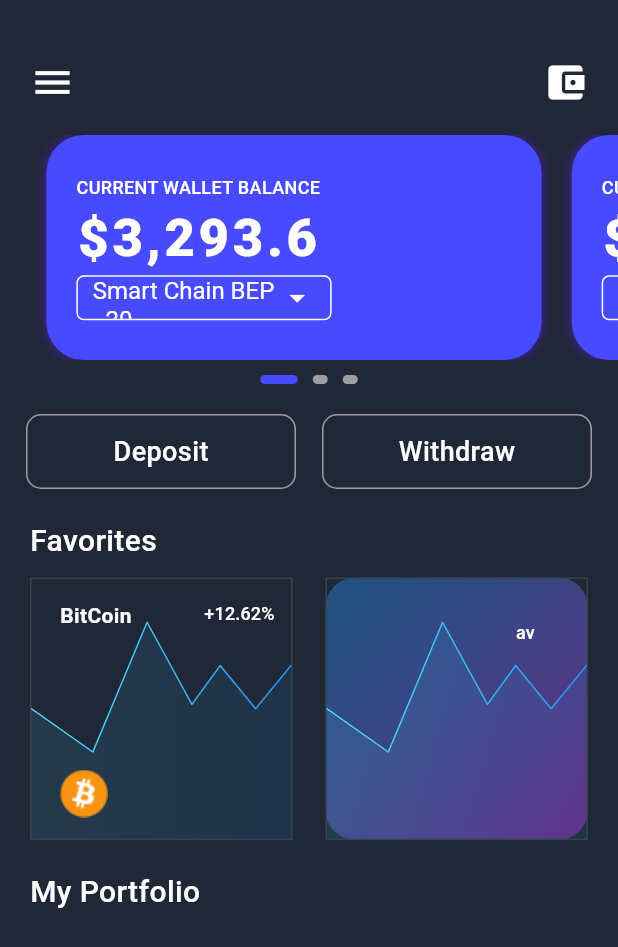
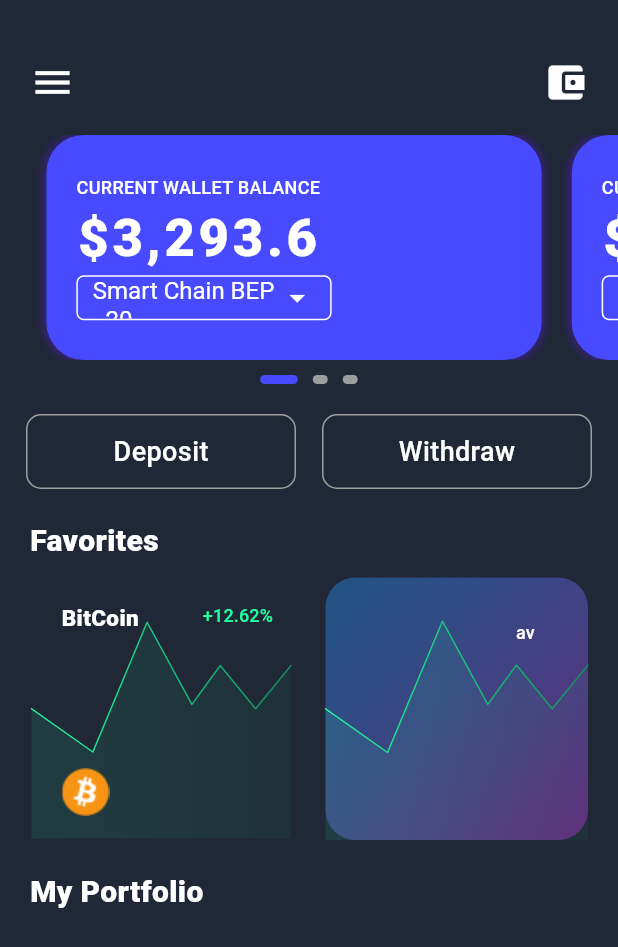
Before and after one commit to nicowalter256/crypto-wallet-app, a Flutter app: the screen it shows after launch, on a phone screen of 412 x 824 dp. Shown: the top 947 px of the screen. Run offline on Flutter 3.47's test engine with Material 3 defaults, Android fonts, the phone set to English and light mode, and no system bars; drawn by our look-alikes of fl_chart.

Commit message:
nc line chart

```diff
--- a/lib/flcharts/line_chart_sample2.dart
+++ b/lib/flcharts/line_chart_sample2.dart
@@ -1,3 +1,5 @@
+// ignore_for_file: prefer_const_constructors
+
 import 'package:crypto_wallet/flcharts/app_colors.dart';
 import 'package:fl_chart/fl_chart.dart';
 import 'package:flutter/material.dart';
@@ -12,8 +14,8 @@ class LineChartSample2 extends StatefulWidget {
 
 class _LineChartSample2State extends State<LineChartSample2> {
   List<Color> gradientColors = [
-    AppColors.contentColorCyan,
-    AppColors.contentColorBlue,
+    Color.fromARGB(255, 34, 255, 159),
+    Color.fromARGB(255, 20, 138, 87)
   ];
 
   bool showAvg = false;
@@ -38,6 +40,9 @@ class _LineChartSample2State extends State<LineChartSample2> {
                 ],
                 begin: Alignment.topLeft,
                 end: Alignment.bottomRight,
+              ),
+              border: Border.all(
+                color: Theme.of(context).primaryColor,
               ),
               borderRadius: BorderRadius.circular(20),
             ),
@@ -66,11 +71,10 @@ class _LineChartSample2State extends State<LineChartSample2> {
                       child: Text(
                         '+12.62%',
                         style: TextStyle(
-                          fontSize: 12,
-                          color: showAvg
-                              ? Colors.white.withOpacity(0.5)
-                              : Colors.white,
-                        ),
+                            fontSize: 12,
+                            color: showAvg
+                                ? const Color.fromARGB(255, 34, 255, 159)
+                                : Color.fromARGB(255, 34, 255, 159)),
                       ),
                     ),
                   ),
@@ -80,8 +84,9 @@ class _LineChartSample2State extends State<LineChartSample2> {
                     child: Text(
                       'BitCoin',
                       style: TextStyle(
+                        fontSize: 15,
                         color: Colors.white,
-                        fontWeight: FontWeight.w600,
+                        fontWeight: FontWeight.w800,
                       ),
                     ),
                   ),
@@ -175,7 +180,7 @@ class _LineChartSample2State extends State<LineChartSample2> {
         show: false, // Disable titles for axes
       ),
       borderData: FlBorderData(
-        show: true,
+        show: false,
         border: Border.all(color: const Color(0xff37434d)),
       ),
       minX: 0,
@@ -225,13 +230,13 @@ class _LineChartSample2State extends State<LineChartSample2> {
         horizontalInterval: 1,
         getDrawingVerticalLine: (value) {
           return const FlLine(
-            color: Color(0xff37434d),
+            color: Color.fromARGB(255, 34, 255, 159),
             strokeWidth: 1,
           );
         },
         getDrawingHorizontalLine: (value) {
           return const FlLine(
-            color: Color(0xff37434d),
+            color: Color.fromARGB(255, 34, 255, 159),
             strokeWidth: 1,
           );
         },
@@ -240,8 +245,10 @@ class _LineChartSample2State extends State<LineChartSample2> {
         show: false, // Disable titles for axes
       ),
       borderData: FlBorderData(
-        show: true,
-        border: Border.all(color: const Color(0xff37434d)),
+        show: false,
+        border: Border.all(
+          color: const Color(0xff37434d),
+        ),
       ),
       minX: 0,
       maxX: 11,
@@ -258,7 +265,7 @@ class _LineChartSample2State extends State<LineChartSample2> {
             FlSpot(9.5, 3.44),
             FlSpot(11, 3.44),
           ],
-          isCurved: true,
+          isCurved: false,
           gradient: LinearGradient(
             colors: [
               ColorTween(begin: gradientColors[0], end: gradientColors[1])
--- a/lib/home_screen.dart
+++ b/lib/home_screen.dart
@@ -266,7 +266,7 @@ class _HomeScreenState extends State<HomeScreen> {
                 style: TextStyle(
                   color: Colors.white,
                   fontSize: 20,
-                  fontWeight: FontWeight.w500,
+                  fontWeight: FontWeight.w800,
                 ),
               ),
             ),
@@ -283,7 +283,7 @@ class _HomeScreenState extends State<HomeScreen> {
                 style: TextStyle(
                   color: Colors.white,
                   fontSize: 20,
-                  fontWeight: FontWeight.w500,
+                  fontWeight: FontWeight.w800,
                 ),
               ),
             ),
```
